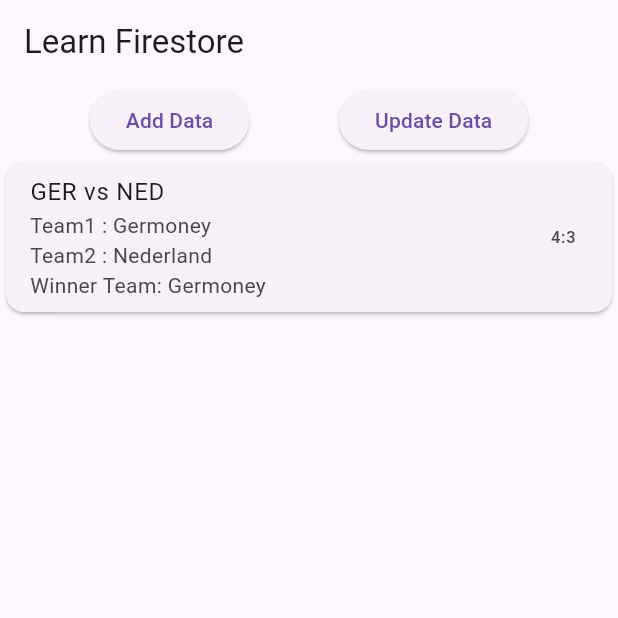
After one commit to maynul-soft/firbase-google_map, a Flutter app: the screen it shows after launch, after a tap on "Add Data", after a tap on "Update Data", on a phone screen of 412 x 824 dp, the top half of it. The commit adds this screen. Run offline on Flutter 3.47's test engine with Material 3 defaults, Android fonts, the phone set to English and light mode, and no system bars; our stand-ins replace cloud_firestore, firebase_core; accounts and stored records are empty.

Commit message:
added mannual get creat update data on firebase

```diff
--- /dev/null
+++ b/lib/firebase_firestore_practice_without_streambuilder.dart
@@ -0,0 +1,136 @@
+import 'package:cloud_firestore/cloud_firestore.dart';
+import 'package:flutter/material.dart';
+import 'package:learn_firebase_database/live_score_model.dart';
+
+class FirebaseFireStorePracticeWithoutStreambuilder extends StatefulWidget {
+  const FirebaseFireStorePracticeWithoutStreambuilder({super.key});
+
+  @override
+  State<FirebaseFireStorePracticeWithoutStreambuilder> createState() =>
+      _FirebaseFireStorePracticeWithoutStreambuilderState();
+}
+
+class _FirebaseFireStorePracticeWithoutStreambuilderState
+    extends State<FirebaseFireStorePracticeWithoutStreambuilder> {
+  FirebaseFirestore db = FirebaseFirestore.instance;
+
+  List<LiveScoreModel> matchInfo = [];
+
+  @override
+  void initState() {
+    super.initState();
+    getMatchInfo();
+  }
+
+  Future<void> getMatchInfo() async {
+    QuerySnapshot snapshot = await db.collection("football").get();
+    for (QueryDocumentSnapshot snapshot in snapshot.docs) {
+      LiveScoreModel liveScoreModel = LiveScoreModel.fromJson(
+        id: snapshot.id,
+        json: snapshot.data() as Map<String, dynamic>,
+      );
+      matchInfo.add(liveScoreModel);
+    }
+    setState(() {});
+  }
+
+  Future<void>updateSpecificField()async{
+    final updateField = db.collection('football');
+
+    try{
+      await updateField.doc('gervsned').update({
+        'team_1_score': 4,
+        'team_2_Score': 3,
+      });
+      matchInfo.clear();
+      await getMatchInfo();
+    }catch(e){
+      debugPrint(e.toString());
+    }
+  }
+
+
+
+  Future<void> addData() async {
+    final addMatch = db.collection('football');
+    Map<String, dynamic> newMatch = {
+      'isRunning': false,
+      'metch_title': 'GER vs NED',
+      'team1': 'Germoney',
+      'team2': 'Nederland',
+      'team_1_score': 2,
+      'team_2_Score': 1,
+      'winnerTeam': 'Germoney',
+    };
+
+    matchInfo.clear();
+
+    try {
+      await addMatch.doc('gervsned').set(newMatch);
+      await getMatchInfo();
+    } catch (e) {
+      debugPrint(e.toString());
+    }
+    setState(() {});
+  }
+
+  @override
+  Widget build(BuildContext context) {
+    return Scaffold(
+      appBar: AppBar(title: Text("Learn Firestore")),
+      body: Column(
+        children: [
+          Row(
+            mainAxisAlignment: MainAxisAlignment.spaceEvenly,
+            children: [
+              ElevatedButton(
+                onPressed: () {
+                  addData();
+                },
+                child: Text('Add Data'),
+              ),
+              ElevatedButton(
+                onPressed: () {
+                  updateSpecificField();
+                },
+                child: Text('Update Data'),
+              ),
+            ],
+          ),
+          ListView.builder(
+            shrinkWrap: true,
+            itemCount: matchInfo.length,
+            itemBuilder: (BuildContext context, int index) {
+              LiveScoreModel matchInformation = matchInfo[index];
+              return Card(
+                child: ListTile(
+                  title: Text(matchInformation.metchTitle),
+                  trailing: Text('${matchInformation.team1Score}:${matchInformation.team2Score}'),
+                  subtitle: Column(
+                    crossAxisAlignment: CrossAxisAlignment.start,
+                    children: [
+                      Text('Team1 : ${matchInformation.team1}'),
+                      Text('Team2 : ${matchInformation.team2}'),
+                      matchInformation.winnerTeam.isEmpty
+                          ? Row(
+                            mainAxisAlignment: MainAxisAlignment.start,
+                            children: [
+                              Text('Live'),
+                              CircleAvatar(
+                                radius: 5,
+                                backgroundColor: Colors.red,
+                              ),
+                            ],
+                          )
+                          : Text('Winner Team: ${matchInformation.winnerTeam}'),
+                    ],
+                  ),
+                ),
+              );
+            },
+          ),
+        ],
+      ),
+    );
+  }
+}
--- a/lib/live_score_model.dart
+++ b/lib/live_score_model.dart
@@ -1,4 +1,4 @@
-import 'dart:ffi';
+
 
 class LiveScoreModel {
   final String id;
--- a/lib/main.dart
+++ b/lib/main.dart
@@ -2,7 +2,7 @@
 import 'package:flutter/material.dart';
 import 'package:cloud_firestore/cloud_firestore.dart';
 import 'package:learn_firebase_database/live_score_model.dart';
-
+import 'firebase_firestore_practice_without_streambuilder.dart';
 import 'firebase_options.dart';
 
 void main() async {
@@ -17,7 +17,7 @@
 
   @override
   Widget build(BuildContext context) {
-    return MaterialApp(debugShowCheckedModeBanner: false, home: HomeScreen());
+    return MaterialApp(debugShowCheckedModeBanner: false, home: FirebaseFireStorePracticeWithoutStreambuilder());
   }
 }
 
```
